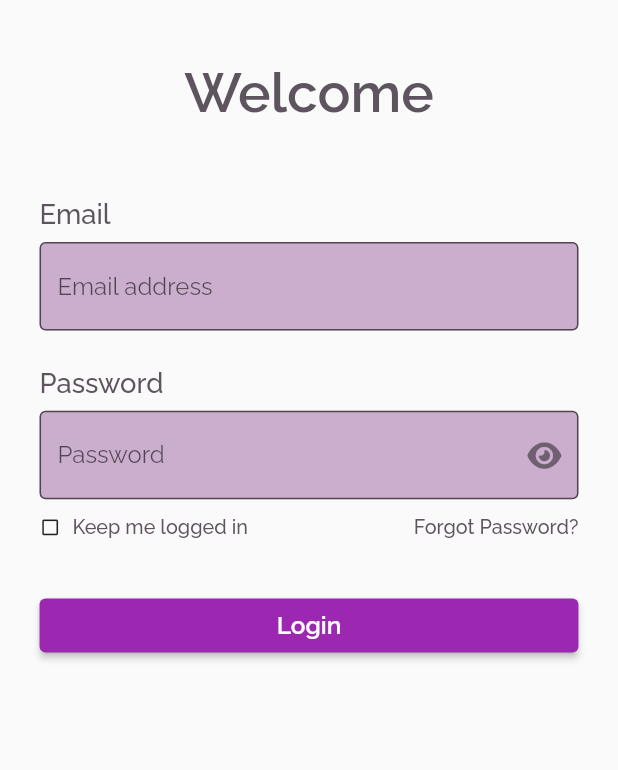
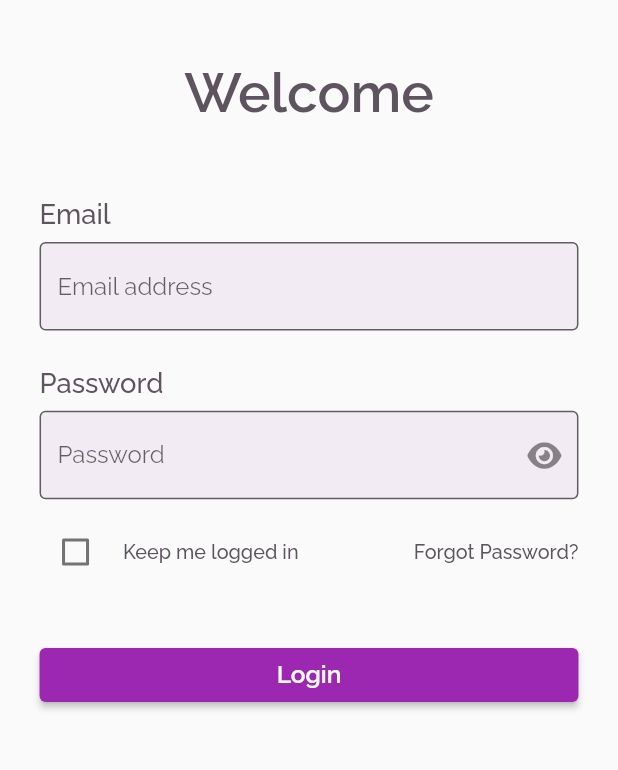
Before and after one commit to chris-netizen/milsat_intern_management_app, a Flutter app: the screen it shows after launch, after a tap on "Login", on a phone screen of 412 x 824 dp, the part 198-968 px from its top. Run offline on Flutter 3.47's test engine with Material 2 defaults, Android fonts, the phone set to English and light mode, and no system bars; our stand-ins replace faker, flutter_screenutil, fluttericon, gap, google_fonts, jiffy.

Commit message:
new_commit

```diff
--- /dev/null
+++ b/lib/core/app_state/state.dart
@@ -0,0 +1,5 @@
+import 'package:flutter/material.dart';
+
+class AppState with ChangeNotifier {
+  bool? checked = false;
+}
--- a/lib/extras/app_text_field.dart
+++ b/lib/extras/app_text_field.dart
@@ -14,7 +14,7 @@ class AppTextField extends StatelessWidget {
       obscureText: obscureText,
       decoration: InputDecoration(
         suffixIcon: icon,
-        fillColor: const Color(0xFFCBADCD),
+        fillColor: const Color(0xFFF2EBF3),
         filled: true,
         hintText: text,
         hintStyle: GoogleFonts.raleway(),
--- a/lib/extras/dropdownmenu.dart
+++ b/lib/extras/dropdownmenu.dart
@@ -1,4 +1,5 @@
 import 'package:flutter/material.dart';
+import 'package:google_fonts/google_fonts.dart';
 import 'package:milsat_management_app/files.dart';
 
 class DropdownButtonExample extends StatefulWidget {
@@ -50,7 +51,10 @@ class _DropdownButtonExampleState extends State<DropdownButtonExample> {
               items: list.map<DropdownMenuItem<String>>((String value) {
                 return DropdownMenuItem<String>(
                   value: value,
-                  child: Text(value),
+                  child: Text(
+                    value,
+                    style: GoogleFonts.raleway(),
+                  ),
                 );
               }).toList(),
             ),
--- a/lib/extras/reusable_botton.dart
+++ b/lib/extras/reusable_botton.dart
@@ -1,4 +1,3 @@
-import 'package:google_fonts/google_fonts.dart';
 import 'package:milsat_management_app/files.dart';
 
 class ReusableButton extends StatelessWidget {
@@ -30,8 +29,9 @@ class ReusableButton extends StatelessWidget {
       child: Center(
         child: Text(
           text,
-          style: GoogleFonts.raleway(
+          style: TextStyle(
             color: color2,
+            fontFamily: 'Raleway',
             fontSize: 13.sp,
           ),
         ),
--- a/lib/main.dart
+++ b/lib/main.dart
@@ -1,5 +1,7 @@
 import 'package:flutter/material.dart';
 import 'package:flutter/services.dart';
+import 'package:provider/provider.dart';
+import 'core/app_state/state.dart';
 import 'files.dart';
 
 Future<void> main() async {
@@ -8,7 +10,9 @@ Future<void> main() async {
     DeviceOrientation.portraitUp,
     DeviceOrientation.portraitDown
   ]);
-  runApp(const MyApp());
+  runApp(
+    const MyApp(),
+  );
 }
 
 class MyApp extends StatelessWidget {
@@ -22,15 +26,21 @@ class MyApp extends StatelessWidget {
       splitScreenMode: true,
       minTextAdapt: true,
       builder: (builder, context) {
-        return MaterialApp(
+        return Provider(
+          create: (BuildContext context) {
+            return AppState();
+          },
+          child: MaterialApp(
             debugShowCheckedModeBanner: false,
             title: 'Flutter Demo',
             theme: ThemeData(
+              // useMaterial3: true,
               primarySwatch: Colors.purple,
             ),
             home: const SplashScreen(),
             navigatorKey: AppNavigator.navKey,
             onGenerateRoute: AppRouter.generateRoutes,
+          ),
         );
       },
     );
--- a/lib/mainpage.dart
+++ b/lib/mainpage.dart
@@ -1,6 +1,6 @@
 import 'package:flutter/material.dart';
 import 'package:milsat_management_app/files.dart';
-import 'package:milsat_management_app/screens/more/Report/more.dart';
+import 'package:milsat_management_app/screens/more/more.dart';
 
 class MainPage extends StatefulWidget {
   const MainPage({super.key});
--- a/lib/navigation/router.dart
+++ b/lib/navigation/router.dart
@@ -6,6 +6,8 @@ import 'package:milsat_management_app/screens/profile/edit_profile_screen.dart';
 import 'package:milsat_management_app/screens/profile/mentor_profile.dart';
 import 'package:milsat_management_app/screens/profile/my_profile.dart';
 import '../files.dart';
+import '../screens/more/Report/blocker.dart';
+import '../screens/more/Report/internInfo.dart';
 import '../screens/profile/intern_profile.dart';
 
 class AppRouter {
@@ -50,6 +52,16 @@ class AppRouter {
           settings: settings,
           view: const MyProfile(),
         );
+      case internInfo:
+        return getPageRoute(
+          settings: settings,
+          view: const InternInfoPage(),
+        );
+      case blocker:
+        return getPageRoute(
+          settings: settings,
+          view: const Blocker(),
+        );
 
       default:
         return getPageRoute(
--- a/lib/navigation/routes.dart
+++ b/lib/navigation/routes.dart
@@ -14,8 +14,8 @@ const String myProfile = '/myProfile';
 const String editProfile = '/editProfile';
 // const String reset = '/reset';
 // const String resetLink = '/resetLink';
-// const String cctvRoute = '/cctv';
-// const String myHome = '/myHome';
+const String internInfo = '/internInfo';
+const String blocker = '/blocker';
 // const String address = '/address';
 // const String googleAdd = '/googleAdd';
 // const String track = '/track';
--- a/lib/screens/Interns/interns.dart
+++ b/lib/screens/Interns/interns.dart
@@ -1,6 +1,7 @@
 // ignore_for_file: sort_child_properties_last
 
 import 'package:flutter/material.dart';
+import 'package:google_fonts/google_fonts.dart';
 import 'package:milsat_management_app/extras/dropdownmenu.dart';
 import 'package:milsat_management_app/header.dart';
 import 'package:milsat_management_app/screens/Interns/intern_card.dart';
@@ -64,16 +65,15 @@ class _InternsState extends State<Interns> {
                   children: [
                     Text(
                       'Total Intern: ',
-                      style: TextStyle(
+                      style: GoogleFonts.raleway(
                         color: const Color(0xFF79717A),
-                        fontFamily: 'Raleway',
                         fontSize: 14.sp,
                         fontWeight: FontWeight.w500,
                       ),
                     ),
                     Text(
                       '$numInterns',
-                      style: TextStyle(
+                      style: GoogleFonts.raleway(
                         fontSize: 16.sp,
                         fontWeight: FontWeight.w600,
                       ),
--- a/lib/screens/auth/login_page.dart
+++ b/lib/screens/auth/login_page.dart
@@ -13,7 +13,7 @@ class LoginPage extends StatefulWidget {
 
 class _LoginPageState extends State<LoginPage> {
   bool tapped = false;
-  bool checked = false;
+  bool? checked = false;
   @override
   Widget build(BuildContext context) {
     return Scaffold(
@@ -83,22 +83,21 @@ class _LoginPageState extends State<LoginPage> {
                     obscureText: tapped ? true : false,
                   ),
                   Gap(11.h),
+                  Column(
+                    children: [
                       Row(
                         mainAxisAlignment: MainAxisAlignment.spaceBetween,
                         children: [
                           Row(
                             children: [
-                          GestureDetector(
-                            onTap: () {
-                              checked = !checked;
-                              setState(() {});
+                              Checkbox(
+                                value: checked,
+                                activeColor: AppTheme.deepPurpleColor,
+                                onChanged: (val) {
+                                  setState(() {
+                                    checked = val;
+                                  });
                                 },
-                            child: Icon(
-                              checked
-                                  ? Icons.check_box_outlined
-                                  : Icons.check_box_outline_blank,
-                              size: 14.sp,
-                            ),
                               ),
                               Gap(7.w),
                               Text(
@@ -131,6 +130,8 @@ class _LoginPageState extends State<LoginPage> {
                           ),
                         ],
                       ),
+                    ],
+                  ),
                   Gap(33.5.h),
                   ElevatedButton(
                     onPressed: () {
--- a/lib/screens/splash_screen.dart
+++ b/lib/screens/splash_screen.dart
@@ -17,7 +17,7 @@ class _SplashScreenState extends State<SplashScreen> {
 
   _preLoginScreen() async {
     await Future.delayed(const Duration(milliseconds: 7000), () {});
-    AppNavigator.navigateTo(pre);
+    AppNavigator.navigateToAndReplace(pre);
   }
 
   @override
```
Also changed, not shown: lib/extras/milsat_intern.dart (+6 -1 lines), lib/screens/more/Report/blocker.dart (added, +161 -0 lines), lib/screens/more/Report/internInfo.dart (added, +122 -0 lines), lib/screens/more/Report/report.dart (added, +15 -0 lines), lib/screens/more/more.dart (renamed from lib/screens/more/Report/more.dart, +6 -6 lines), lib/screens/more/textField.dart (added, +12 -0 lines). Lines whose indentation alone changed are shown as unchanged.
